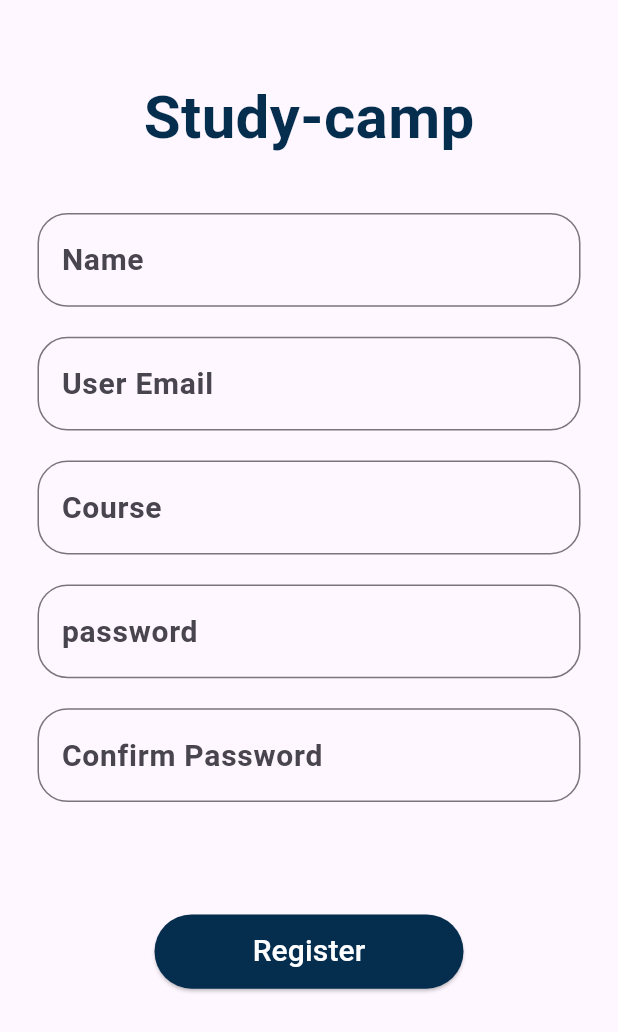
After one commit to Zain-62/LMS, a Flutter app: the screen it shows after launch, after a tap on "REgister", on a phone screen of 412 x 824 dp. The commit adds this screen. Shown: the top 1032 px of the screen. Run offline on Flutter 3.47's test engine with Material 3 defaults, Android fonts, the phone set to English and light mode, and no system bars; our stand-ins replace firebase_core, gap; accounts and stored records are empty.

Commit message:
splashScreen and registerscreen added

```diff
--- a/lib/main.dart
+++ b/lib/main.dart
@@ -1,6 +1,6 @@
 import 'package:firebase_core/firebase_core.dart';
 import 'package:flutter/material.dart';
-import 'package:flutter_application_1/screens/main_screens/loginscreen.dart';
+import 'screens/main_screens/splash_screen.dart';
 
 void main(List<String> args) async {
   WidgetsFlutterBinding.ensureInitialized();
@@ -22,8 +22,9 @@ class MyApp extends StatelessWidget {
 
   @override
   Widget build(BuildContext context) {
-    return const MaterialApp(
-      home: LoginScreen(),
+    return MaterialApp(
+      debugShowCheckedModeBanner: false,
+      home: Splash(),
     );
   }
 }
--- a/lib/screens/main_screens/loginscreen.dart
+++ b/lib/screens/main_screens/loginscreen.dart
@@ -1,5 +1,6 @@
 import 'package:flutter/material.dart';
 import 'package:flutter_application_1/screens/main_screens/dashboard.dart';
+import 'package:flutter_application_1/screens/main_screens/registerscreen.dart';
 import 'package:flutter_application_1/utilities/constants.dart';
 import 'package:flutter_application_1/widgeta/buutons.dart';
 import 'package:flutter_application_1/widgeta/textfield.dart';
@@ -65,7 +66,17 @@ class _LoginScreenState extends State<LoginScreen> {
                         ),
                       );
                     },
-                  ))
+                  )),
+              TextButton(
+                  onPressed: () {
+                    Navigator.of(context).push(
+                      MaterialPageRoute(
+                        builder: (BuildContext context) =>
+                            const RegisterScrren(),
+                      ),
+                    );
+                  },
+                  child: Text('REgister'))
             ],
           ),
         ),
--- /dev/null
+++ b/lib/screens/main_screens/registerscreen.dart
@@ -0,0 +1,93 @@
+import 'package:flutter/material.dart';
+import 'package:flutter_application_1/screens/main_screens/loginscreen.dart';
+import 'package:gap/gap.dart';
+
+import '../../utilities/constants.dart';
+import '../../widgeta/buutons.dart';
+import '../../widgeta/textfield.dart';
+
+class RegisterScrren extends StatefulWidget {
+  const RegisterScrren({super.key});
+
+  @override
+  State<RegisterScrren> createState() => _RegisterScrrenState();
+}
+
+class _RegisterScrrenState extends State<RegisterScrren> {
+  @override
+  Widget build(BuildContext context) {
+    double height = MediaQuery.of(context).size.height;
+    double width = MediaQuery.of(context).size.width;
+    return Scaffold(
+        body: Padding(
+      padding: const EdgeInsets.only(left: 25, right: 25),
+      child: SingleChildScrollView(
+        child: Column(
+          children: [
+            Padding(
+              padding: const EdgeInsets.only(top: 50),
+              child: const Text(
+                'Study-camp',
+                style: TextStyle(
+                  fontSize: 40,
+                  fontWeight: FontWeight.bold,
+                  color: AppColors.darkblue,
+                ),
+              ),
+            ),
+            const Gap(20),
+            TextFields(
+              icon: const Icon(
+                Icons.person,
+              ),
+              hint: 'Enter your Name',
+              lbl: 'Name',
+            ),
+            TextFields(
+              icon: const Icon(
+                Icons.mail,
+              ),
+              hint: 'Enter your email',
+              lbl: 'User Email',
+            ),
+            TextFields(
+              icon: const Icon(
+                Icons.school,
+              ),
+              hint: 'Select course',
+              lbl: 'Course',
+            ),
+            TextFields(
+              icon: const Icon(
+                Icons.lock,
+              ),
+              hint: 'Enter your password',
+              lbl: 'password',
+            ),
+            TextFields(
+              icon: const Icon(
+                Icons.lock,
+              ),
+              hint: 'Re enter password',
+              lbl: 'Confirm Password',
+            ),
+            const Gap(70),
+            SizedBox(
+                height: height * 0.06,
+                width: width * 0.5,
+                child: Elevated(
+                  txt: 'Register',
+                  voidCallback: () {
+                    Navigator.of(context).push(
+                      MaterialPageRoute(
+                        builder: (BuildContext context) => const LoginScreen(),
+                      ),
+                    );
+                  },
+                ))
+          ],
+        ),
+      ),
+    ));
+  }
+}
--- /dev/null
+++ b/lib/screens/main_screens/splash_screen.dart
@@ -0,0 +1,30 @@
+import 'dart:async';
+
+import 'package:flutter/material.dart';
+import 'package:flutter_application_1/screens/main_screens/loginscreen.dart';
+
+class Splash extends StatefulWidget {
+  @override
+  _SplashState createState() => _SplashState();
+}
+
+class _SplashState extends State<Splash> {
+  @override
+  void initState() {
+    super.initState();
+    Timer(
+        Duration(seconds: 6),
+        () => Navigator.pushReplacement(
+            context, MaterialPageRoute(builder: (context) => LoginScreen())));
+  }
+
+  @override
+  Widget build(BuildContext context) {
+    return Scaffold(
+        body: Center(
+      child: Image.asset(
+        'assets/LMS.gif',
+      ),
+    ));
+  }
+}
```
Also changed, not shown: assets/LMS.gif (added).
